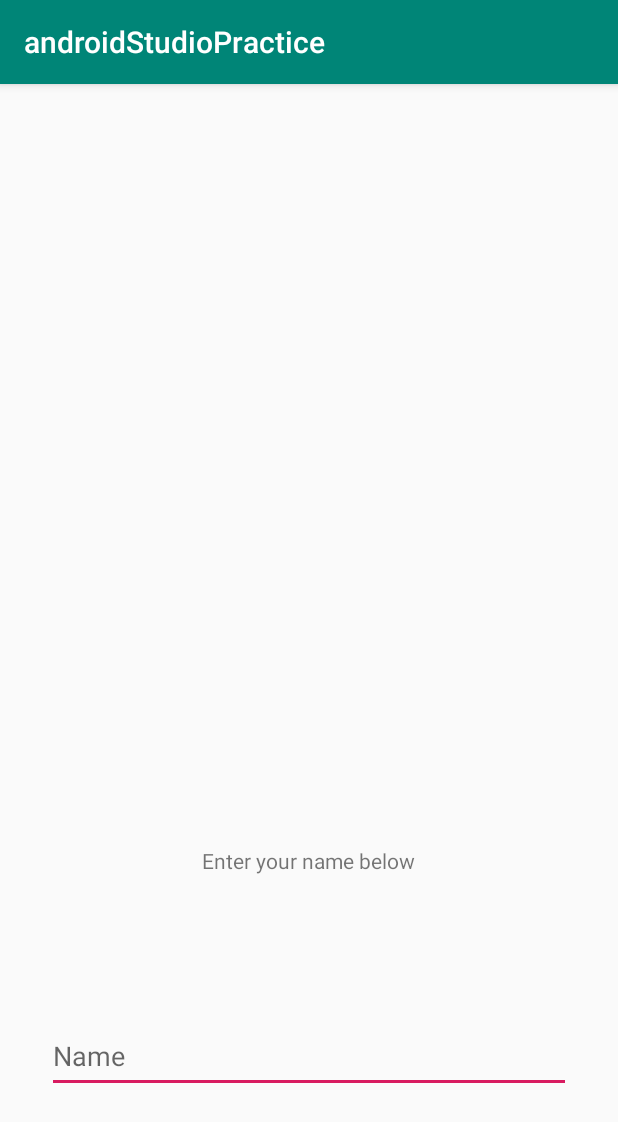
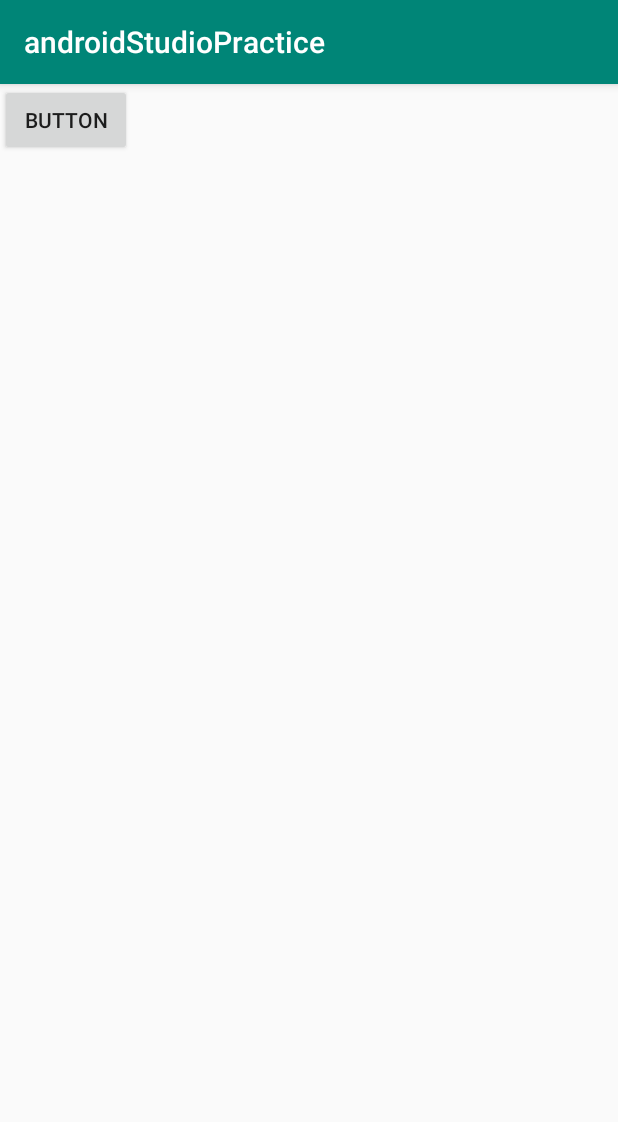
Before and after one commit to Jamsters/mobileAndGamingDevices, an Android app: the screen it shows after launch (MainActivity), on a phone screen of 412 x 824 dp. Shown: the top 1122 px of the screen. Run offline under Robolectric (Android 15) with nearby library versions, the phone set to English and light mode, and no system bars.

Commit message:
Continuing on with practicals (Android fundementals 01.2 Part B).

```diff
--- a/mobileGamingProject/app/build.gradle
+++ b/mobileGamingProject/app/build.gradle
@@ -5,7 +5,7 @@ android {
     buildToolsVersion "29.0.2"
     defaultConfig {
         applicationId "ac.tees.androidstudiopractice.w9039358"
-        minSdkVersion 21
+        minSdkVersion 23
         targetSdkVersion 29
         versionCode 1
         versionName "1.0"
--- a/mobileGamingProject/app/src/main/res/layout/activity_main.xml
+++ b/mobileGamingProject/app/src/main/res/layout/activity_main.xml
@@ -6,33 +6,25 @@
     android:layout_height="match_parent"
     tools:context=".MainActivity">
 
-    <TextView
-        android:id="@+id/textView2"
+    <Button
+        android:id="@+id/button_toast"
         android:layout_width="wrap_content"
         android:layout_height="wrap_content"
-        android:layout_marginStart="32dp"
-        android:layout_marginTop="508dp"
-        android:layout_marginEnd="32dp"
-        android:text="@string/enterName"
+        android:onClick="countUp"
+        android:text="Button"
+        tools:layout_editor_absoluteX="161dp"
+        tools:layout_editor_absoluteY="196dp" />
+
+    <TextView
+        android:id="@+id/countTextView"
+        android:layout_width="224dp"
+        android:layout_height="0dp"
+        android:layout_marginBottom="68dp"
+        app:layout_constraintBottom_toTopOf="@+id/button_toast"
         app:layout_constraintEnd_toEndOf="parent"
         app:layout_constraintHorizontal_bias="0.497"
         app:layout_constraintStart_toStartOf="parent"
         app:layout_constraintTop_toTopOf="parent" />
 
-    <EditText
-        android:id="@+id/editText2"
-        android:layout_width="349dp"
-        android:layout_height="49dp"
-        android:layout_marginStart="32dp"
-        android:layout_marginTop="32dp"
-        android:layout_marginEnd="32dp"
-        android:layout_marginBottom="32dp"
-        android:ems="10"
-        android:hint="@string/baseName"
-        android:inputType="textPersonName"
-        app:layout_constraintBottom_toBottomOf="parent"
-        app:layout_constraintEnd_toEndOf="parent"
-        app:layout_constraintStart_toStartOf="parent"
-        app:layout_constraintTop_toBottomOf="@+id/textView2" />
 
 </androidx.constraintlayout.widget.ConstraintLayout>
--- a/mobileGamingProject/app/src/main/res/values/strings.xml
+++ b/mobileGamingProject/app/src/main/res/values/strings.xml
@@ -2,4 +2,5 @@
     <string name="app_name">androidStudioPractice</string>
     <string name="enterName">Enter your name below</string>
     <string name="baseName">Name</string>
+    <string name="toastMessage">Hello</string>
 </resources>
```
Also changed, not shown: mobileGamingProject/app/src/main/java/ac/tees/androidstudiopractice/w9039358/MainActivity.java (+39 -9 lines).
